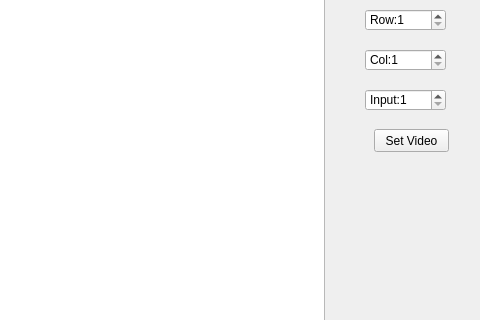
The window that osd/chnwnd.ui (jpcstpj7281/gameseer) describes before a commit, drawn with Qt 5; both pictures show x 476 to 956 and y 101 to 421 of the 956 by 600 pixel window.
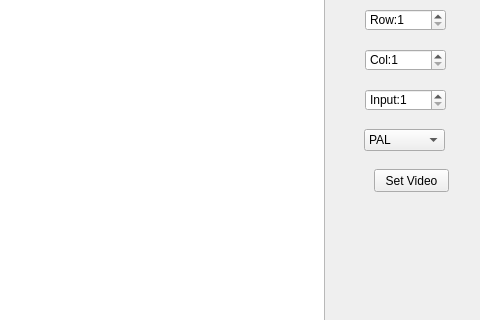
The same window after the commit.

Patch:
```diff
--- a/osd/chnwnd.ui
+++ b/osd/chnwnd.ui
@@ -96,7 +96,7 @@
    <property name="geometry">
     <rect>
      <x>850</x>
-     <y>230</y>
+     <y>270</y>
      <width>75</width>
      <height>23</height>
     </rect>
@@ -105,6 +105,26 @@
     <string>Set Video</string>
    </property>
   </widget>
+  <widget class="QComboBox" name="cbVideoType">
+   <property name="geometry">
+    <rect>
+     <x>840</x>
+     <y>230</y>
+     <width>81</width>
+     <height>22</height>
+    </rect>
+   </property>
+   <item>
+    <property name="text">
+     <string>PAL</string>
+    </property>
+   </item>
+   <item>
+    <property name="text">
+     <string>NTSC</string>
+    </property>
+   </item>
+  </widget>
  </widget>
  <resources/>
  <connections/>
```
